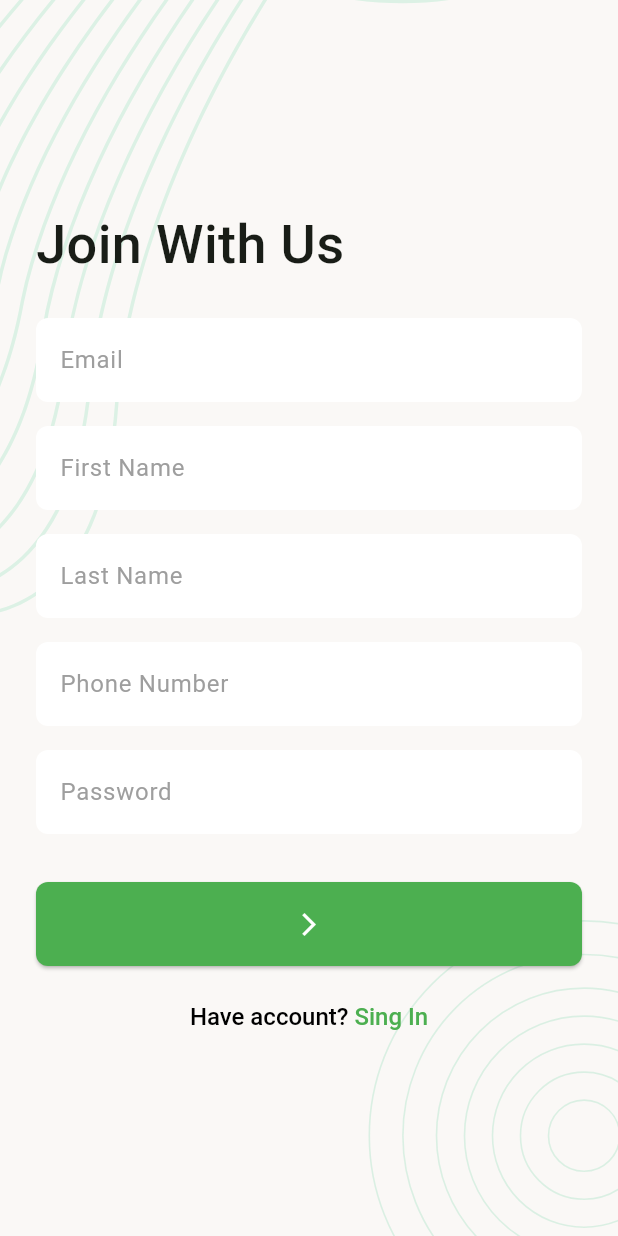
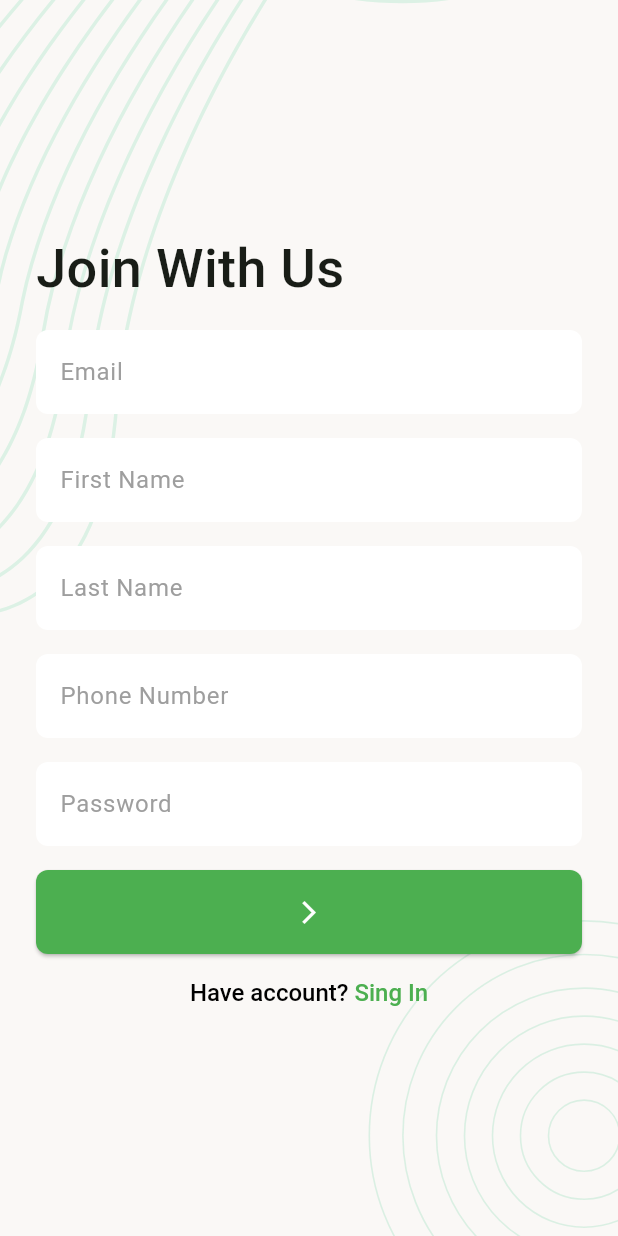
Before and after one commit to IkramulHasanTanvir/TaskManagerApp, a Flutter app: the SingUpScreen screen opened directly, on a phone screen of 412 x 824 dp. Run offline on Flutter 3.47's test engine with Material 3 defaults, Android fonts, the phone set to English and light mode, and no system bars; our stand-ins replace flutter_svg, pin_code_fields.

Commit message:
fixed problem

```diff
--- a/lib/ui/screens/sing_up_screen.dart
+++ b/lib/ui/screens/sing_up_screen.dart
@@ -24,9 +24,9 @@ class _SingUpScreenState extends State<SingUpScreen> {
             'Join With Us',
             style: AppTexts.headlineText,
           ),
-          const SizedBox(height: 24),
+          const SizedBox(height: 16),
           _buildSingUpForm(),
-          const SizedBox(height: 24),
+          const SizedBox(height: 16),
           Center(
             child: _buildHaveAccountSection(),
           ),
@@ -57,7 +57,6 @@ class _SingUpScreenState extends State<SingUpScreen> {
           hintText: 'Password',
           obscureText: true,
         ),
-        const SizedBox(height: 16),
         ElevatedButton(
           onPressed: _onTapSingUp,
           child: const Icon(
--- a/lib/ui/widgets/custom_scaffold.dart
+++ b/lib/ui/widgets/custom_scaffold.dart
@@ -24,8 +24,25 @@ class CustomScaffold extends StatelessWidget {
       drawer: drawer,
       floatingActionButton: floatingActionButton,
       bottomNavigationBar: bottomNavigationBar,
-      body: ScreenBackground(child: body),
-     resizeToAvoidBottomInset: false,
+      body: ScreenBackground(
+        child: Padding(
+          padding: const EdgeInsets.symmetric(horizontal: 24.0),
+          child: _buildBody(context),
+        ),
+      ),
+      resizeToAvoidBottomInset: false,
+    );
+  }
+
+  Widget _buildBody(BuildContext context) {
+    final fixedHeight = MediaQuery.of(context);
+    return SingleChildScrollView(
+      child: Container(
+        constraints: BoxConstraints(
+          minHeight: fixedHeight.size.height - fixedHeight.viewInsets.bottom,
+        ),
+        child: body,
+      ),
     );
   }
 }
--- a/lib/ui/widgets/screen_background.dart
+++ b/lib/ui/widgets/screen_background.dart
@@ -18,12 +18,7 @@ class ScreenBackground extends StatelessWidget {
           fit: BoxFit.cover,
         ),
         SafeArea(
-          child: Padding(
-            padding: const EdgeInsets.symmetric(
-              horizontal: 24.0,
-            ),
-            child: child,
-          ),
+          child: child,
         ),
       ],
     );
```
